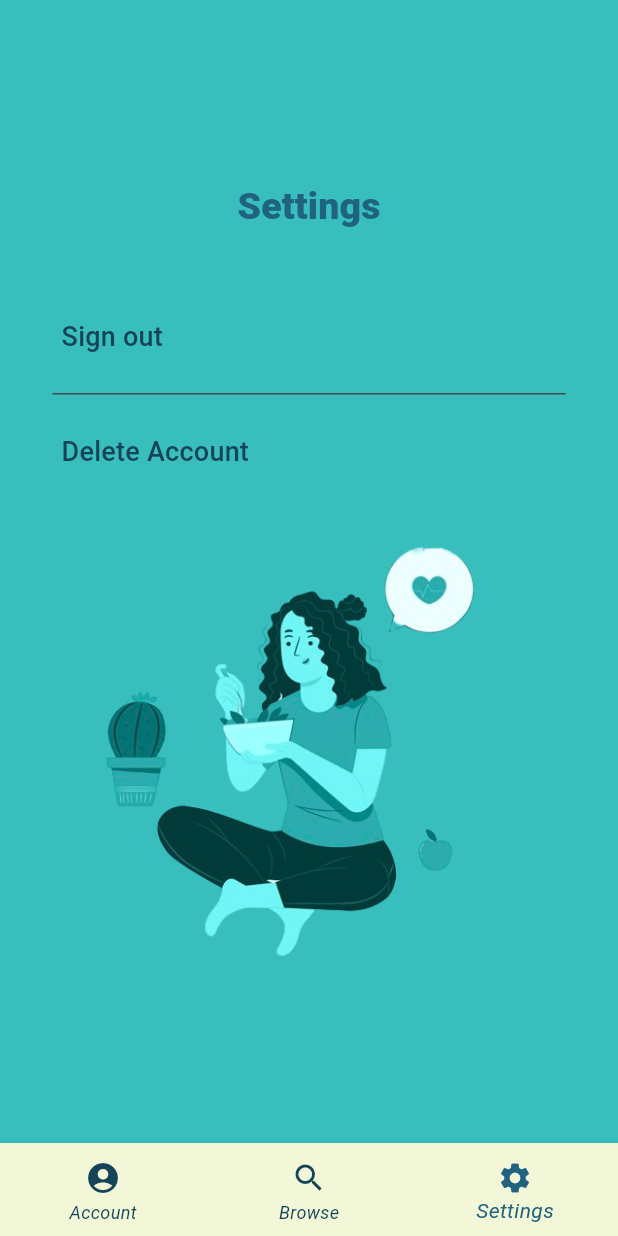
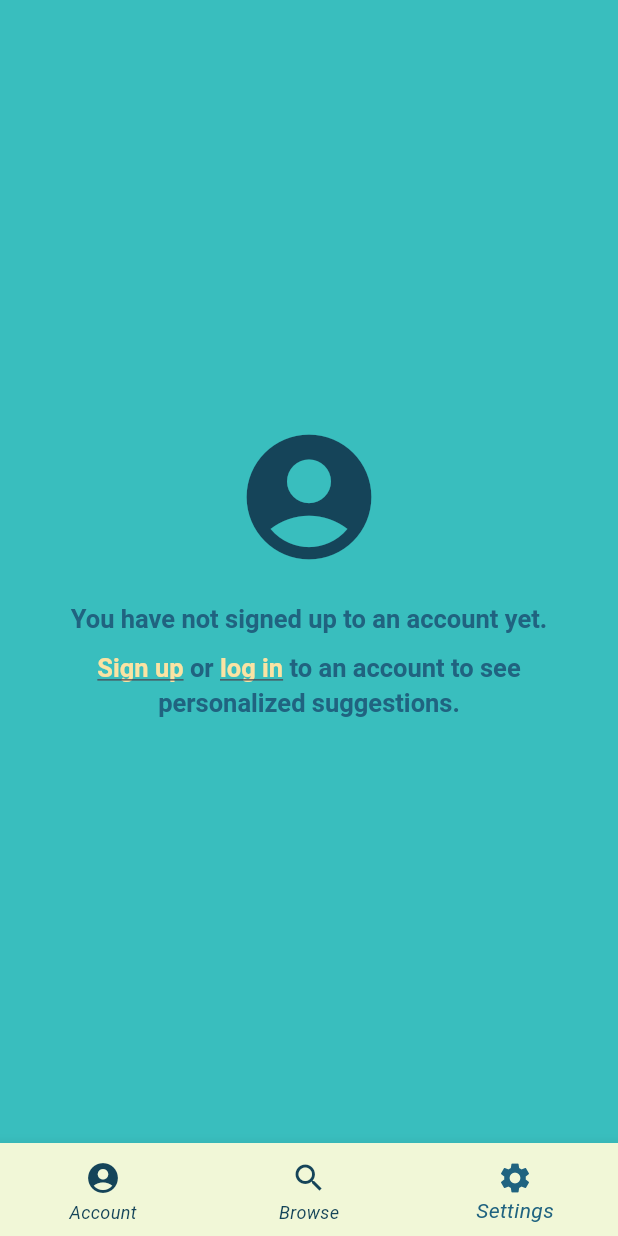
Before and after one commit to zeynepozgurgun/fit_life, a Flutter app: the BaseScreen screen opened directly, swiped to page 3, on a phone screen of 412 x 824 dp. Run offline on Flutter 3.47's test engine with Material 3 defaults, Android fonts, the phone set to English and light mode, and no system bars; our stand-ins replace cloud_firestore, firebase_auth, firebase_core, google_fonts, image_picker; accounts and stored records are empty; network calls fail.

Commit message:
continue without an acc added

```diff
--- /dev/null
+++ b/lib/globals.dart
@@ -0,0 +1 @@
+bool isAuthenticated = false;
--- a/lib/home/base.dart
+++ b/lib/home/base.dart
@@ -3,6 +3,8 @@ import 'navigation_bar.dart';
 import 'settings_screen.dart';
 import 'browse_screen.dart';
 import 'my_account.dart';
+import 'without_account.dart';
+import 'package:fit_life/globals.dart';
 
 class BaseScreen extends StatefulWidget { //sstateful because it needs to remember which screen is currently active
   @override
@@ -16,11 +18,13 @@ class _BaseScreenState extends State<BaseScreen> { //it ties this state to the B
 
   final PageController _pageController = PageController();
 
-  final List<Widget> _screens = [
-    MyAccount(),
-    BrowseScreen(),
-    SettingsScreen(),
-  ];
+List<Widget> get _screens {
+    return [
+      isAuthenticated ? MyAccount() : NoAccountScreen(),
+      BrowseScreen(),
+      isAuthenticated ? SettingsScreen() : NoAccountScreen(),
+    ];
+  }
 
   void _onTabTapped(int index) {
     setState(() {
--- a/lib/home/settings_screen.dart
+++ b/lib/home/settings_screen.dart
@@ -1,6 +1,7 @@
 import 'package:flutter/material.dart';
 import 'package:fit_life/methods/mixins/user_actions_mixin.dart';
 import 'package:fit_life/methods/mixins/snack_bar_mixin.dart';
+import 'package:fit_life/globals.dart';
 
 
 class SettingsScreen extends StatefulWidget {
@@ -62,6 +63,7 @@ class _SettingsScreenState extends State<SettingsScreen> with SnackBarMixin, Use
                     style: Theme.of(context).textTheme.titleMedium,
                   ),
                   onTap: () {
+                    isAuthenticated = false;
                     showWarning(context);
                   },
                 ),
--- /dev/null
+++ b/lib/home/without_account.dart
@@ -0,0 +1,73 @@
+import 'package:flutter/material.dart';
+import 'package:flutter/gestures.dart';
+import 'package:fit_life/authentication/login_page.dart';
+import 'package:fit_life/authentication/signup_page.dart';
+
+class NoAccountScreen extends StatelessWidget {
+  @override
+  Widget build(BuildContext context) {
+    final ColorScheme colorScheme = Theme.of(context).colorScheme;
+    return Scaffold(
+      body: Center(
+        child: Padding(
+          padding: const EdgeInsets.symmetric(horizontal: 24.0),
+          child: Column(
+            mainAxisAlignment: MainAxisAlignment.center,
+            children: [
+              Icon(
+                Icons.account_circle,
+                size: 100,
+                color: colorScheme.onSecondary,
+              ),
+              SizedBox(height: 20),
+              Text(
+                "You have not signed up to an account yet.",
+                textAlign: TextAlign.center,
+                style: Theme.of(context).textTheme.headlineSmall,
+              ),
+              SizedBox(height: 10),
+              RichText(
+                textAlign: TextAlign.center,
+                text: TextSpan(
+                  style: Theme.of(context).textTheme.headlineSmall,
+                  children: [
+                    TextSpan(
+                      text: "Sign up",
+                      style: TextStyle(
+                        color: colorScheme.onPrimary,
+                        decoration: TextDecoration.underline,
+                      ),
+                      recognizer: TapGestureRecognizer()
+                        ..onTap = () {
+                          Navigator.push(
+                            context,
+                            MaterialPageRoute(builder: (context) => SignupPage()),
+                          );
+                        },
+                    ),
+                    TextSpan(text: " or "),
+                    TextSpan(
+                      text: "log in",
+                      style: TextStyle(
+                        color: colorScheme.onPrimary,
+                        decoration: TextDecoration.underline,
+                      ),
+                      recognizer: TapGestureRecognizer()
+                        ..onTap = () {
+                          Navigator.push(
+                            context,
+                            MaterialPageRoute(builder: (context) => LoginPage()),
+                          );
+                        },
+                    ),
+                    TextSpan(text: " to an account to see personalized suggestions."),
+                  ],
+                ),
+              ),
+            ],
+          ),
+        ),
+      ),
+    );
+  }
+}
```
Also changed, not shown: lib/authentication/login_page.dart (+1 -122 lines), lib/home/browse_screen.dart (+14 -2 lines), lib/methods/classes/sliding_panel.dart (+11 -3 lines).
